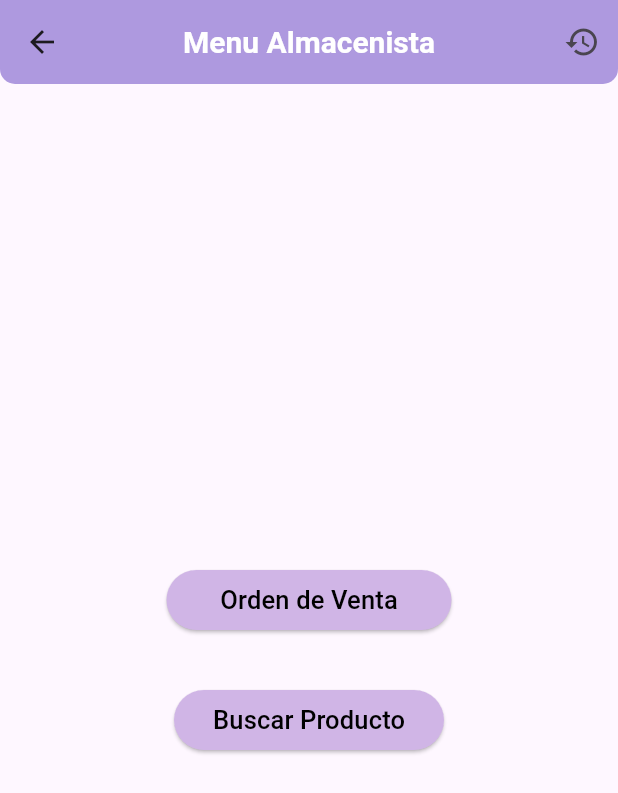
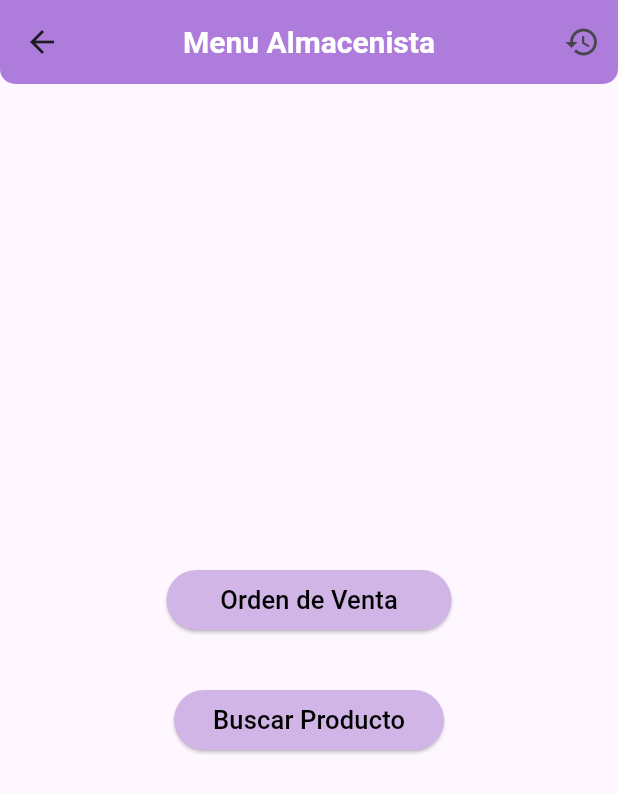
Before and after one commit to YuKy0E/SistemaAVDA, a Flutter app: the Menu_Almacenista screen opened directly, on a phone screen of 412 x 824 dp. Shown: the top 793 px of the screen. Run offline on Flutter 3.47's test engine with Material 3 defaults, Android fonts, the phone set to English and light mode, and no system bars; our stand-ins replace cloud_firestore, firebase_auth, firebase_core; accounts and stored records are empty.

Commit message:
Colores menu almacen
Se agrego el cambio de color en appbar

```diff
--- a/lib/administración/Menu_Almacenista.dart
+++ b/lib/administración/Menu_Almacenista.dart
@@ -16,7 +16,7 @@ class Menu_Almacenista extends StatelessWidget {
         /*title: const Text(
           'Inicio',
           ),*/
-        backgroundColor: const Color.fromARGB(255, 174, 153, 223),
+        backgroundColor: const Color.fromARGB(255, 174, 125, 219),
         elevation: 0,
         centerTitle: true,
         shape: const RoundedRectangleBorder(
```
